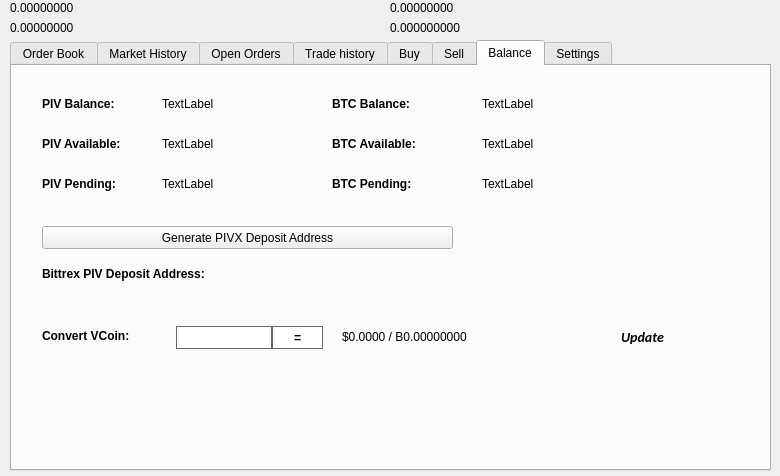
Above: src/qt/forms/tradingdialog.ui from WisprProject/core before the change. Below: the same form after it.
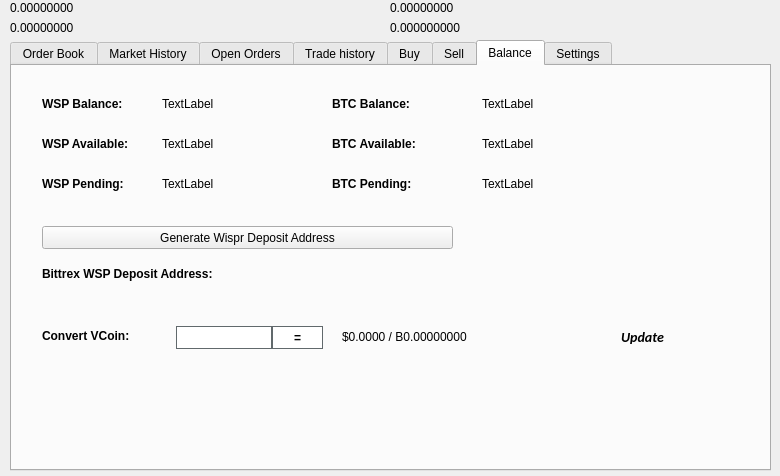
That is the form after the change. The open tabs and pages were chosen to show the change. Icons and pictures are not drawn.

Patch:
```diff
--- a/src/qt/forms/tradingdialog.ui
+++ b/src/qt/forms/tradingdialog.ui
@@ -2768,7 +2768,7 @@
                         </font>
                     </property>
                     <property name="text">
-                        <string>PIV Balance:</string>
+                        <string>WSP Balance:</string>
                     </property>
                 </widget>
                 <widget class="QLabel" name="label_12">
@@ -2819,7 +2819,7 @@
                         </font>
                     </property>
                     <property name="text">
-                        <string>PIV Available:</string>
+                        <string>WSP Available:</string>
                     </property>
                 </widget>
                 <widget class="QLabel" name="label_14">
@@ -2838,7 +2838,7 @@
                         </font>
                     </property>
                     <property name="text">
-                        <string>PIV Pending:</string>
+                        <string>WSP Pending:</string>
                     </property>
                 </widget>
                 <widget class="QLabel" name="PIVPendingLabel">
@@ -2934,7 +2934,7 @@
                         </font>
                     </property>
                     <property name="text">
-                        <string>Bittrex PIV Deposit Address:</string>
+                        <string>Bittrex WSP Deposit Address:</string>
                     </property>
                 </widget>
                 <widget class="QPushButton" name="GenDepositBTN">
@@ -2947,7 +2947,7 @@
                         </rect>
                     </property>
                     <property name="text">
-                        <string>Generate PIVX Deposit Address</string>
+                        <string>Generate Wispr Deposit Address</string>
                     </property>
                     <property name="icon">
                         <iconset resource="../wispr.qrc">
```
Left out of the diff: 32 changed lines with no effect on the pictures.
